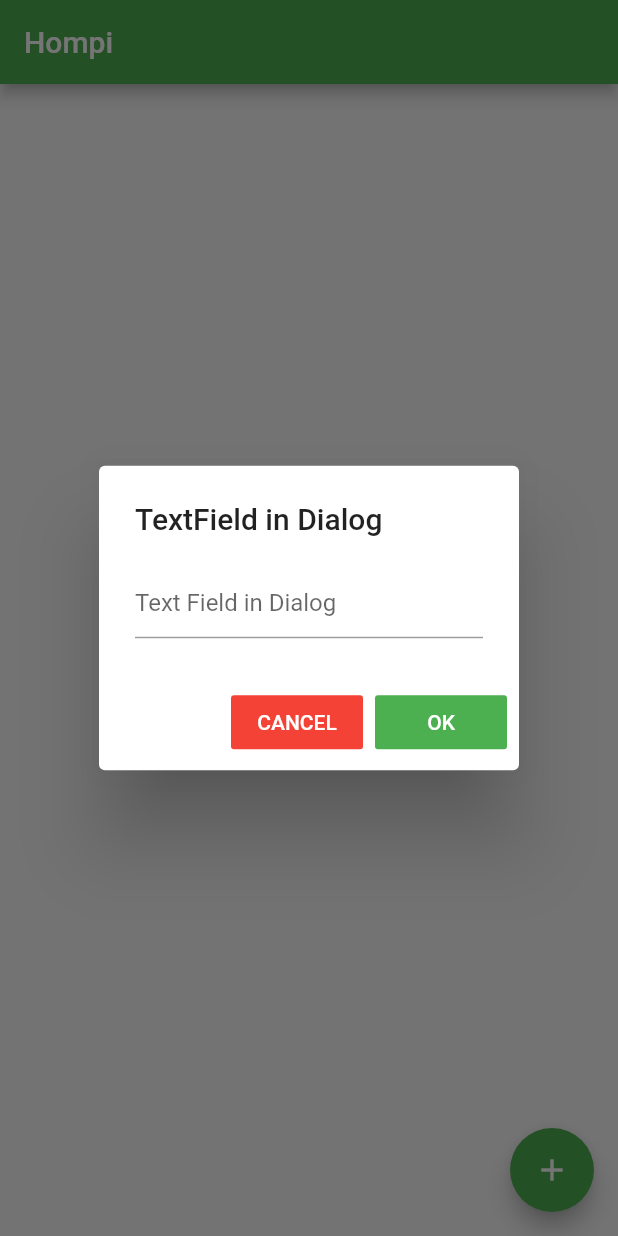
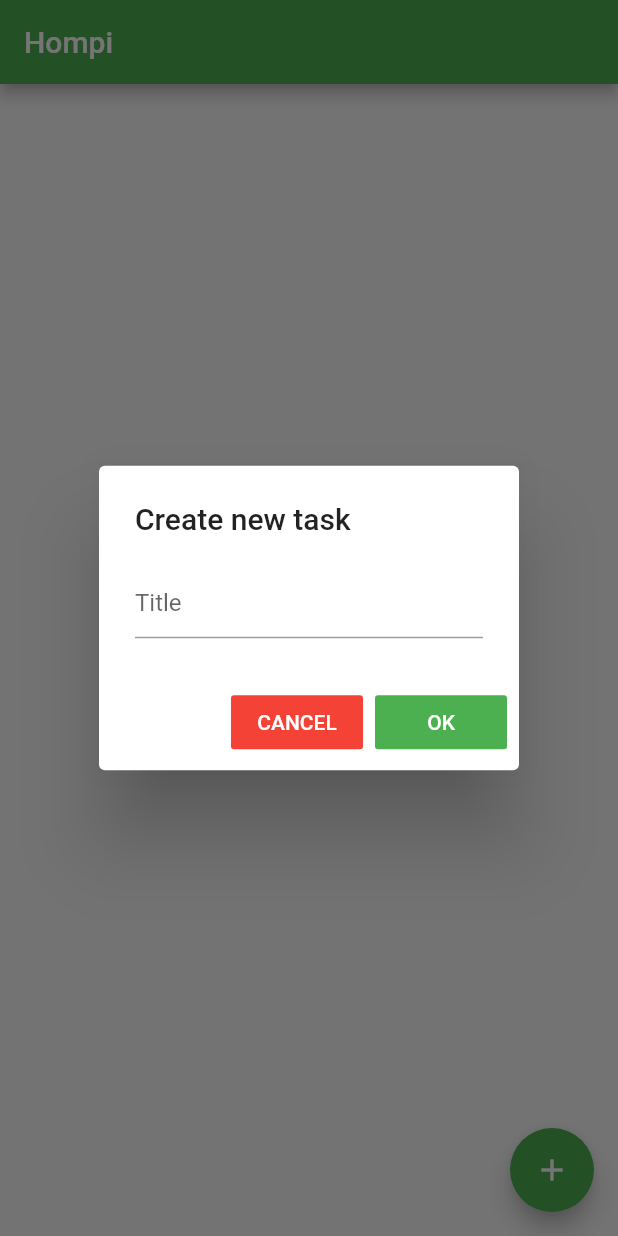
Before and after one commit to DeviesDevelopment/hompi, a Flutter app: the screen it shows after launch, after a tap on the "add" icon, on a phone screen of 412 x 824 dp. Run offline on Flutter 3.47's test engine with Material 2 defaults, Android fonts, the phone set to English and light mode, and no system bars.

Commit message:
Use title input field

```diff
--- a/frontend/hompi/lib/main.dart
+++ b/frontend/hompi/lib/main.dart
@@ -27,14 +27,14 @@ Future<List<Task>> fetchTasks() async {
   }
 }
 
-void addTask() async {
+void addTask(String title) async {
   final response = await http.post(
       getBaseUrl(),
       headers: <String, String>{
         'Content-Type': 'application/json; charset=UTF-8',
       },
     body: jsonEncode(<String, String>{
-      'title': 'Some other task',
+      'title': title,
     }),
   );
 }
@@ -63,7 +63,6 @@ class _RandomWordsState extends State<RandomWords> {
   final _biggerFont = TextStyle(fontSize: 18.0);
   TextEditingController _textFieldController = TextEditingController();
   String valueText;
-  String codeDialog;
 
   @override
   initState() {
@@ -73,8 +72,8 @@ class _RandomWordsState extends State<RandomWords> {
     });
   }
 
-  _addTask() async {
-    await addTask();
+  _addTask(String title) async {
+    await addTask(title);
     fetchTasks().then((albums) {
       setState(() {
         _tasks.clear();
@@ -88,7 +87,7 @@ class _RandomWordsState extends State<RandomWords> {
         context: context,
         builder: (context) {
           return AlertDialog(
-            title: Text('TextField in Dialog'),
+            title: Text('Create new task'),
             content: TextField(
               onChanged: (value) {
                 setState(() {
@@ -96,7 +95,7 @@ class _RandomWordsState extends State<RandomWords> {
                 });
               },
               controller: _textFieldController,
-              decoration: InputDecoration(hintText: "Text Field in Dialog"),
+              decoration: InputDecoration(hintText: "Title"),
             ),
             actions: <Widget>[
               FlatButton(
@@ -115,7 +114,7 @@ class _RandomWordsState extends State<RandomWords> {
                 child: Text('OK'),
                 onPressed: () {
                   setState(() {
-                    codeDialog = valueText;
+                    _addTask(valueText);
                     Navigator.pop(context);
                   });
                 },
```
